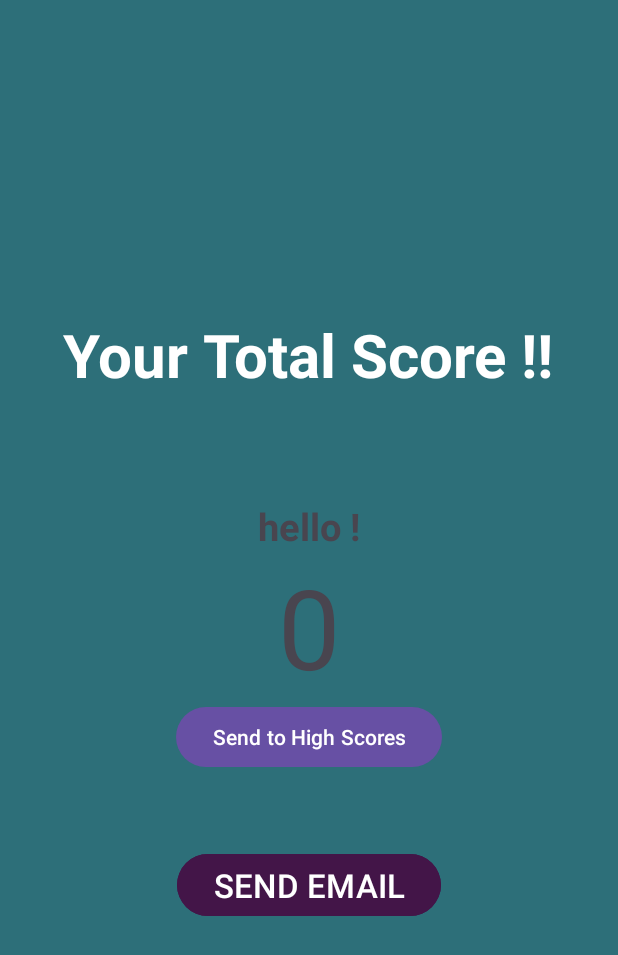
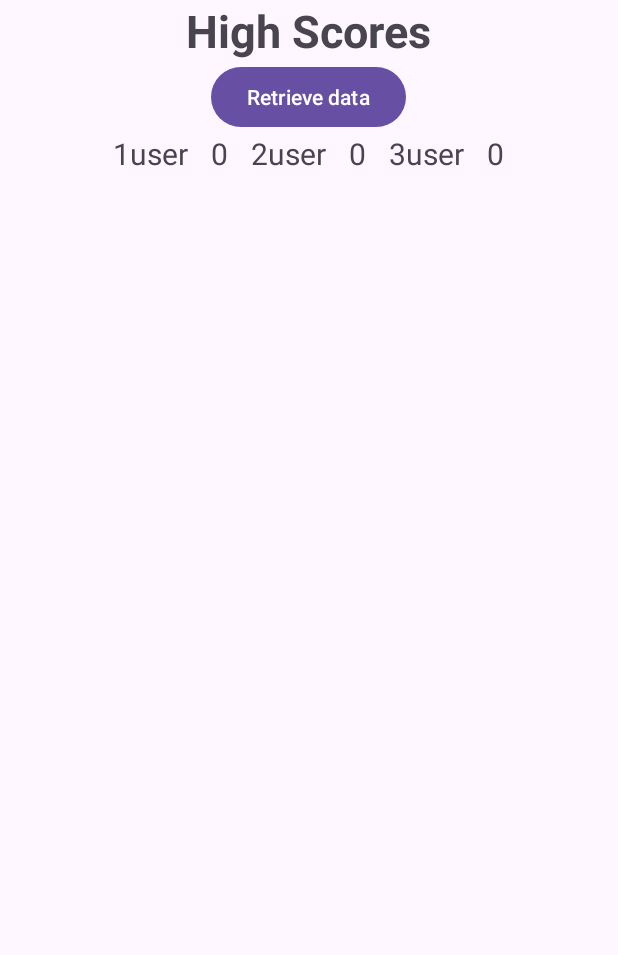
Before and after one commit to Anna24-bit/BookQuiz, an Android app: the ScoreActivity screen opened directly, with no data from a screen before it, after a tap on "Send to High Scores", on a phone screen of 412 x 824 dp. Shown: the top 955 px of the screen. Run offline under Robolectric (Android 15) with nearby library versions, the phone set to English and light mode, and no system bars; our stand-ins replace Firebase (no records; nobody signed in at launch, a user with empty details on screens opened directly); 3 statements that could not run were skipped.

Commit message:
added objects

```diff
--- a/app/src/main/java/org/baltimorecityschools/bookquizappal/HighScoresActivity.java
+++ b/app/src/main/java/org/baltimorecityschools/bookquizappal/HighScoresActivity.java
@@ -2,7 +2,11 @@ package org.baltimorecityschools.bookquizappal;
 
 
 
+import android.content.SharedPreferences;
 import android.os.Bundle;
+import android.util.Log;
+import android.widget.Button;
+import android.widget.TextView;
 
 import androidx.activity.EdgeToEdge;
 import androidx.appcompat.app.AppCompatActivity;
@@ -10,13 +14,87 @@ import androidx.core.graphics.Insets;
 import androidx.core.view.ViewCompat;
 import androidx.core.view.WindowInsetsCompat;
 
+import com.google.firebase.database.DataSnapshot;
+import com.google.firebase.database.DatabaseError;
+import com.google.firebase.database.DatabaseReference;
+import com.google.firebase.database.FirebaseDatabase;
+import com.google.firebase.database.ValueEventListener;
+
+import java.util.ArrayList;
+
+
 public class HighScoresActivity extends AppCompatActivity {
+
+    TextView user1;
+    TextView user2;
+    TextView user3;
+
+    TextView uscore1;
+    TextView uscore2;
+    TextView uscore3;
+
+
+    FirebaseDatabase database;
+    DatabaseReference myRef;
+
+     ArrayList<HighScoreEntry> scoreEntries;
+     HighScoreEntry scoreEntry;
+
+    TextView Htv;
+    private SharedPreferences mPreferences;
+    private String sharedPrefFile = "org.baltimorecityschools.bookquizappal";
+    private final String Name_KEY= "Name";
+    private final String COLOR_KEY= "color";
+
+    private final String TAG="the tag";
+
+
 
     @Override
     protected void onCreate(Bundle savedInstanceState) {
         super.onCreate(savedInstanceState);
+        setContentView(R.layout.activity_high_scores);
 
-        setContentView(R.layout.activity_high_scores);
+        user1=findViewById(R.id.u1);
+        uscore1=findViewById(R.id.us1);
+        user2=findViewById(R.id.u2);
+        uscore2=findViewById(R.id.us2);
+        user3=findViewById(R.id.u3);
+        uscore3=findViewById(R.id.us3);
+
+        database = FirebaseDatabase.getInstance();
+        myRef = database.getReference("message");
+        scoreEntries= new ArrayList<HighScoreEntry>();
+
+
+
+
+        // Read from the database
+        myRef.addValueEventListener(new ValueEventListener() {
+            @Override
+            public void onDataChange(DataSnapshot dataSnapshot) {
+                // This method is called once with the initial value and again
+                // whenever data at this location is updated.
+
+                for (DataSnapshot HSEsnapShot : dataSnapshot.getChildren()){
+                    HighScoreEntry value = HSEsnapShot.getValue(HighScoreEntry.class);
+                    Log.d(TAG, "Value is: " + value.getName());
+                    scoreEntries.add(value);
+
+                }
+                scoreEntry= scoreEntries.get(0);
+                user1.setText(scoreEntry.getName());
+                uscore1.setText(scoreEntry.getScore() + " ");
+            }
+
+            @Override
+            public void onCancelled(DatabaseError error) {
+                // Failed to read value
+                Log.w(TAG, "Failed to read value.", error.toException());
+            }
+        });
+
+
 
     }
 }
--- a/app/src/main/java/org/baltimorecityschools/bookquizappal/ScoreActivity.java
+++ b/app/src/main/java/org/baltimorecityschools/bookquizappal/ScoreActivity.java
@@ -28,6 +28,7 @@ public class ScoreActivity extends AppCompatActivity {
     HighScoreEntry jake ;
     FirebaseDatabase database;
     DatabaseReference myRef;
+    Intent goToHighsc;
 
 
 
@@ -69,8 +70,16 @@ public class ScoreActivity extends AppCompatActivity {
             public void onClick(View view) {
                 jake=new HighScoreEntry(initName, score);
 
+
                 // Write a message to the database
-                myRef.setValue(jake);
+
+
+                String key= myRef.push().getKey();
+
+                myRef.child(key).setValue(jake);
+
+                goToHighsc=new Intent(ScoreActivity.this, HighScoresActivity.class);
+                startActivity(goToHighsc);
             }
 
         });
--- a/app/src/main/res/layout/activity_high_scores.xml
+++ b/app/src/main/res/layout/activity_high_scores.xml
@@ -91,6 +91,8 @@
 
 
 
+
+
         </LinearLayout>
 
 
--- a/app/src/main/res/layout/activity_score.xml
+++ b/app/src/main/res/layout/activity_score.xml
@@ -50,7 +50,9 @@
         android:id="@+id/btton1"
         android:layout_width="wrap_content"
         android:layout_height="wrap_content"
-        android:text="Send to High Scores" />
+        android:text="Send to High Scores"
+
+        />
 
 
 
--- a/app/src/main/res/layout/activity_settings.xml
+++ b/app/src/main/res/layout/activity_settings.xml
@@ -11,7 +11,7 @@
         android:layout_height="wrap_content"
         android:id="@+id/greetings"
         android:text="Hello User "
-        android:textSize="25sp"
+        android:textSize="35sp"
         android:textStyle="bold"
         />
 
@@ -19,9 +19,9 @@
         android:id="@+id/username"
         android:layout_width="wrap_content"
         android:layout_height="wrap_content"
-        android:layout_marginBottom="15px"
+        android:layout_marginBottom="45px"
         android:hint="Enter username"
-        android:textSize="20sp"
+        android:textSize="33sp"
         />
 
 
```
Also changed, not shown: app/src/main/java/org/baltimorecityschools/bookquizappal/SettingsActivity.java (+9 -0 lines).
